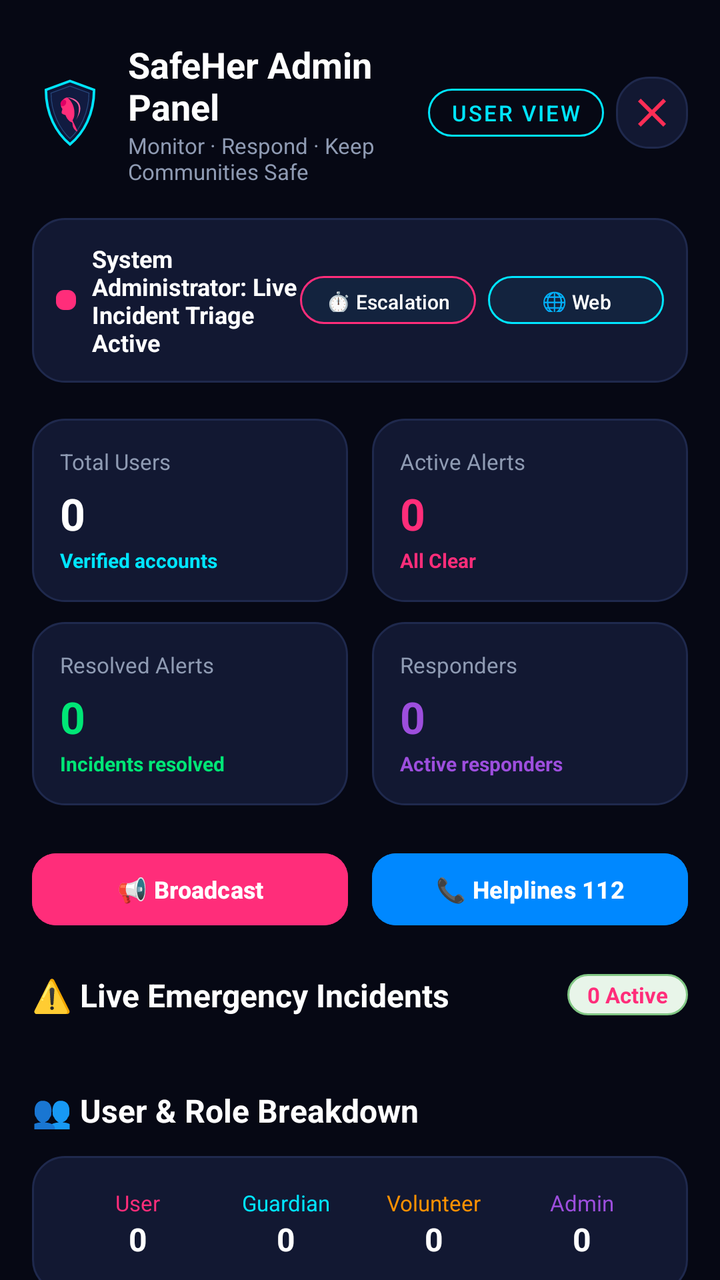
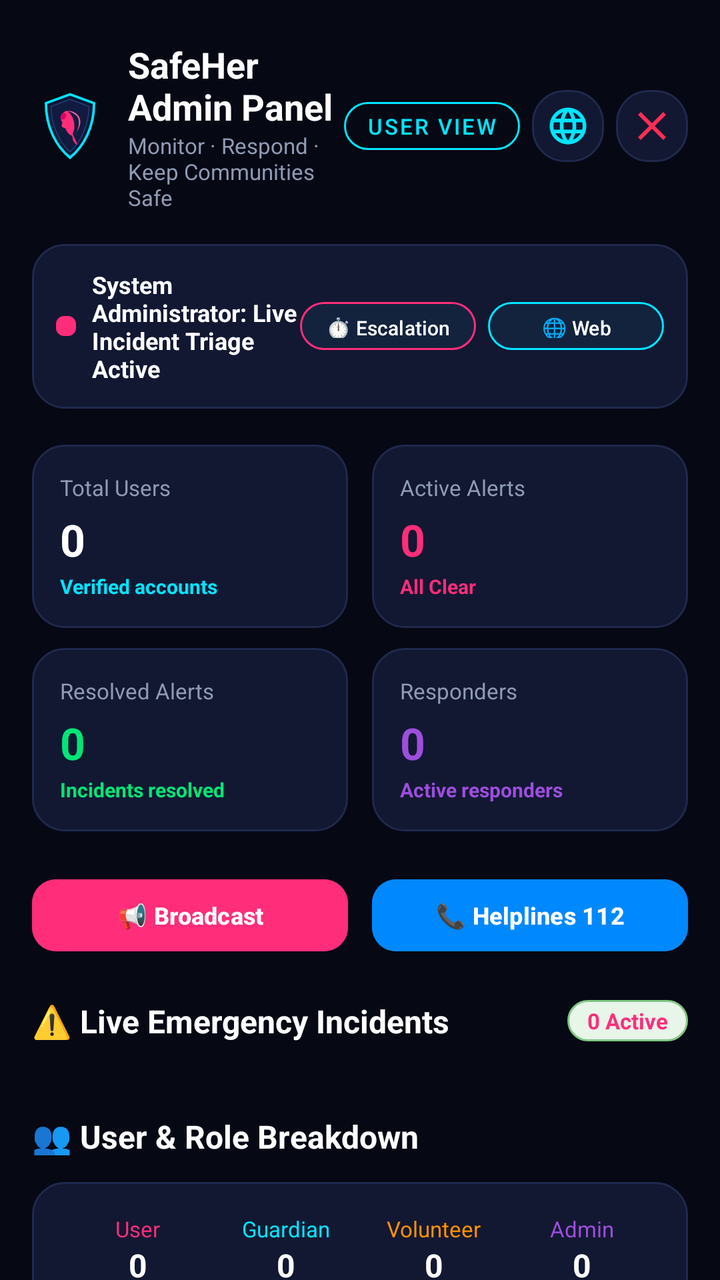

Before-and-after screenshots of an Android layout around one commit, followed by the original layout XML and the change that was made.
<!-- AndroidManifest.xml: application theme Theme.WomenSafety -->
<!-- res/layout/activity_admin_dashboard.xml -->
<?xml version="1.0" encoding="utf-8"?>
<androidx.coordinatorlayout.widget.CoordinatorLayout xmlns:android="http://schemas.android.com/apk/res/android"
    xmlns:app="http://schemas.android.com/apk/res-auto"
    xmlns:tools="http://schemas.android.com/tools"
    android:layout_width="match_parent"
    android:layout_height="match_parent"
    android:background="@color/screen_background_dark">

    <androidx.core.widget.NestedScrollView
        android:layout_width="match_parent"
        android:layout_height="match_parent"
        android:fillViewport="true">

        <LinearLayout
            android:layout_width="match_parent"
            android:layout_height="wrap_content"
            android:orientation="vertical"
            android:paddingHorizontal="16dp"
            android:paddingTop="20dp"
            android:paddingBottom="40dp">

            
            <LinearLayout
                android:layout_width="match_parent"
                android:layout_height="wrap_content"
                android:orientation="horizontal"
                android:gravity="center_vertical"
                android:layout_marginBottom="16dp">

                
                <ImageView
                    android:layout_width="38dp"
                    android:layout_height="38dp"
                    android:src="@drawable/ic_safeher_logo"
                    android:contentDescription="Logo" />

                <LinearLayout
                    android:layout_width="0dp"
                    android:layout_height="wrap_content"
                    android:layout_weight="1"
                    android:orientation="vertical"
                    android:layout_marginStart="10dp">

                    <TextView
                        android:layout_width="wrap_content"
                        android:layout_height="wrap_content"
                        android:text="SafeHer Admin Panel"
                        android:textColor="@color/white"
                        android:textSize="18sp"
                        android:textStyle="bold" />

                    <TextView
                        android:layout_width="wrap_content"
                        android:layout_height="wrap_content"
                        android:text="Monitor · Respond · Keep Communities Safe"
                        android:textColor="@color/text_secondary"
                        android:textSize="11sp" />
                </LinearLayout>

                
                <com.google.android.material.button.MaterialButton
                    android:id="@+id/btnSwitchToUserView"
                    style="@style/Widget.MaterialComponents.Button.OutlinedButton"
                    android:layout_width="wrap_content"
                    android:layout_height="36dp"
                    android:text="User View"
                    android:textSize="11sp"
                    android:textColor="@color/neon_cyan"
                    app:strokeColor="@color/neon_cyan"
                    app:strokeWidth="1dp"
                    app:cornerRadius="18dp"
                    android:paddingHorizontal="10dp"
                    android:layout_marginEnd="6dp" />

                
                <ImageButton
                    android:id="@+id/btnAdminLogout"
                    android:layout_width="36dp"
                    android:layout_height="36dp"
                    android:background="@drawable/bg_dark_card"
                    android:src="@drawable/ic_cancel_neon"
                    android:contentDescription="Logout"
                    app:tint="@color/sos_red" />
            </LinearLayout>

            
            <LinearLayout
                android:layout_width="match_parent"
                android:layout_height="wrap_content"
                android:background="@drawable/bg_dark_card"
                android:padding="12dp"
                android:orientation="horizontal"
                android:gravity="center_vertical"
                android:layout_marginBottom="18dp">

                <View
                    android:layout_width="10dp"
                    android:layout_height="10dp"
                    android:background="@drawable/bg_dot_active"
                    android:layout_marginEnd="8dp" />

                <TextView
                    android:id="@+id/tvAdminWelcome"
                    android:layout_width="0dp"
                    android:layout_height="wrap_content"
                    android:layout_weight="1"
                    android:text="System Administrator: Live Incident Triage Active"
                    android:textColor="@color/white"
                    android:textSize="12sp"
                    android:textStyle="bold" />

                <com.google.android.material.button.MaterialButton
                    android:id="@+id/btnEscalationSettings"
                    android:layout_width="wrap_content"
                    android:layout_height="32dp"
                    android:layout_marginEnd="6dp"
                    android:text="⏱️ Escalation"
                    android:textSize="10sp"
                    android:textColor="@color/white"
                    android:backgroundTint="#13233E"
                    app:strokeColor="@color/neon_pink"
                    app:strokeWidth="1dp"
                    app:cornerRadius="16dp"
                    android:paddingHorizontal="8dp" />

                <com.google.android.material.button.MaterialButton
                    android:id="@+id/btnOpenWebConsole"
                    android:layout_width="wrap_content"
                    android:layout_height="32dp"
                    android:text="🌐 Web"
                    android:textSize="10sp"
                    android:textColor="@color/white"
                    android:backgroundTint="#13233E"
                    app:strokeColor="@color/neon_cyan"
                    app:strokeWidth="1dp"
                    app:cornerRadius="16dp"
                    android:paddingHorizontal="8dp" />

            </LinearLayout>

            
            <GridLayout
                android:layout_width="match_parent"
                android:layout_height="wrap_content"
                android:columnCount="2"
                android:rowCount="2"
                android:alignmentMode="alignMargins"
                android:columnOrderPreserved="false"
                android:layout_marginBottom="20dp">

                
                <LinearLayout
                    android:layout_width="0dp"
                    android:layout_height="wrap_content"
                    android:layout_columnWeight="1"
                    android:layout_marginEnd="6dp"
                    android:layout_marginBottom="10dp"
                    android:background="@drawable/bg_dark_card"
                    android:padding="14dp"
                    android:orientation="vertical">

                    <TextView
                        android:layout_width="wrap_content"
                        android:layout_height="wrap_content"
                        android:text="Total Users"
                        android:textColor="@color/text_secondary"
                        android:textSize="11sp" />

                    <TextView
                        android:id="@+id/tvStatTotalUsers"
                        android:layout_width="wrap_content"
                        android:layout_height="wrap_content"
                        android:text="0"
                        android:textColor="@color/white"
                        android:textSize="22sp"
                        android:textStyle="bold"
                        android:layout_marginTop="4dp" />

                    <TextView
                        android:id="@+id/tvStatTotalUsersSub"
                        android:layout_width="wrap_content"
                        android:layout_height="wrap_content"
                        android:text="Verified accounts"
                        android:textColor="@color/neon_cyan"
                        android:textSize="10sp"
                        android:textStyle="bold"
                        android:layout_marginTop="2dp" />
                </LinearLayout>

                
                <LinearLayout
                    android:layout_width="0dp"
                    android:layout_height="wrap_content"
                    android:layout_columnWeight="1"
                    android:layout_marginStart="6dp"
                    android:layout_marginBottom="10dp"
                    android:background="@drawable/bg_dark_card"
                    android:padding="14dp"
                    android:orientation="vertical">

                    <TextView
                        android:layout_width="wrap_content"
                        android:layout_height="wrap_content"
                        android:text="Active Alerts"
                        android:textColor="@color/text_secondary"
                        android:textSize="11sp" />

                    <TextView
                        android:id="@+id/tvStatActiveAlerts"
                        android:layout_width="wrap_content"
                        android:layout_height="wrap_content"
                        android:text="0"
                        android:textColor="@color/neon_pink"
                        android:textSize="22sp"
                        android:textStyle="bold"
                        android:layout_marginTop="4dp" />

                    <TextView
                        android:id="@+id/tvStatActiveAlertsSub"
                        android:layout_width="wrap_content"
                        android:layout_height="wrap_content"
                        android:text="All Clear"
                        android:textColor="@color/neon_pink"
                        android:textSize="10sp"
                        android:textStyle="bold"
                        android:layout_marginTop="2dp" />
                </LinearLayout>

                
                <LinearLayout
                    android:layout_width="0dp"
                    android:layout_height="wrap_content"
                    android:layout_columnWeight="1"
                    android:layout_marginEnd="6dp"
                    android:background="@drawable/bg_dark_card"
                    android:padding="14dp"
                    android:orientation="vertical">

                    <TextView
                        android:layout_width="wrap_content"
                        android:layout_height="wrap_content"
                        android:text="Resolved Alerts"
                        android:textColor="@color/text_secondary"
                        android:textSize="11sp" />

                    <TextView
                        android:id="@+id/tvStatResolvedAlerts"
                        android:layout_width="wrap_content"
                        android:layout_height="wrap_content"
                        android:text="0"
                        android:textColor="@color/neon_green"
                        android:textSize="22sp"
                        android:textStyle="bold"
                        android:layout_marginTop="4dp" />

                    <TextView
                        android:id="@+id/tvStatResolvedAlertsSub"
                        android:layout_width="wrap_content"
                        android:layout_height="wrap_content"
                        android:text="Incidents resolved"
                        android:textColor="@color/neon_green"
                        android:textSize="10sp"
                        android:textStyle="bold"
                        android:layout_marginTop="2dp" />
                </LinearLayout>

                
                <LinearLayout
                    android:layout_width="0dp"
                    android:layout_height="wrap_content"
                    android:layout_columnWeight="1"
                    android:layout_marginStart="6dp"
                    android:background="@drawable/bg_dark_card"
                    android:padding="14dp"
                    android:orientation="vertical">

                    <TextView
                        android:layout_width="wrap_content"
                        android:layout_height="wrap_content"
                        android:text="Responders"
                        android:textColor="@color/text_secondary"
                        android:textSize="11sp" />

                    <TextView
                        android:id="@+id/tvStatVolunteers"
                        android:layout_width="wrap_content"
                        android:layout_height="wrap_content"
                        android:text="0"
                        android:textColor="@color/neon_purple"
                        android:textSize="22sp"
                        android:textStyle="bold"
                        android:layout_marginTop="4dp" />

                    <TextView
                        android:id="@+id/tvStatVolunteersSub"
                        android:layout_width="wrap_content"
                        android:layout_height="wrap_content"
                        android:text="Active responders"
                        android:textColor="@color/neon_purple"
                        android:textSize="10sp"
                        android:textStyle="bold"
                        android:layout_marginTop="2dp" />
                        android:textStyle="bold"
                        android:layout_marginTop="2dp" />
                </LinearLayout>
            </GridLayout>

            
            <LinearLayout
                android:layout_width="match_parent"
                android:layout_height="wrap_content"
                android:orientation="horizontal"
                android:gravity="center"
                android:layout_marginBottom="20dp">

                <com.google.android.material.button.MaterialButton
                    android:id="@+id/btnBroadcast"
                    android:layout_width="0dp"
                    android:layout_weight="1"
                    android:layout_height="44dp"
                    android:text="📢 Broadcast"
                    android:textSize="12sp"
                    android:textStyle="bold"
                    android:textColor="@color/white"
                    android:backgroundTint="@color/neon_pink"
                    app:cornerRadius="12dp"
                    android:layout_marginEnd="6dp" />

                <com.google.android.material.button.MaterialButton
                    android:id="@+id/btnEmergencyHelplines"
                    android:layout_width="0dp"
                    android:layout_weight="1"
                    android:layout_height="44dp"
                    android:text="📞 Helplines 112"
                    android:textSize="12sp"
                    android:textStyle="bold"
                    android:textColor="@color/white"
                    android:backgroundTint="#0088FF"
                    app:cornerRadius="12dp"
                    android:layout_marginStart="6dp" />
            </LinearLayout>

            
            <LinearLayout
                android:layout_width="match_parent"
                android:layout_height="wrap_content"
                android:orientation="horizontal"
                android:gravity="center_vertical"
                android:layout_marginBottom="12dp">

                <TextView
                    android:layout_width="0dp"
                    android:layout_height="wrap_content"
                    android:layout_weight="1"
                    android:text="⚠️ Live Emergency Incidents"
                    android:textColor="@color/white"
                    android:textSize="16sp"
                    android:textStyle="bold" />

                <TextView
                    android:id="@+id/tvIncidentCountBadge"
                    android:layout_width="wrap_content"
                    android:layout_height="wrap_content"
                    android:text="0 Active"
                    android:textColor="@color/neon_pink"
                    android:textSize="11sp"
                    android:textStyle="bold"
                    android:background="@drawable/bg_status_pill"
                    android:paddingHorizontal="10dp"
                    android:paddingVertical="3dp" />
            </LinearLayout>

            
            <LinearLayout
                android:id="@+id/llIncidentsList"
                android:layout_width="match_parent"
                android:layout_height="wrap_content"
                android:orientation="vertical"
                android:layout_marginBottom="24dp">
                
            </LinearLayout>

            
            <TextView
                android:layout_width="wrap_content"
                android:layout_height="wrap_content"
                android:text="👥 User &amp; Role Breakdown"
                android:textColor="@color/white"
                android:textSize="16sp"
                android:textStyle="bold"
                android:layout_marginBottom="12dp" />

            <LinearLayout
                android:layout_width="match_parent"
                android:layout_height="wrap_content"
                android:orientation="horizontal"
                android:background="@drawable/bg_dark_card"
                android:padding="16dp"
                android:gravity="center"
                android:layout_marginBottom="24dp">

                
                <LinearLayout
                    android:layout_width="0dp"
                    android:layout_height="wrap_content"
                    android:layout_weight="1"
                    android:gravity="center"
                    android:orientation="vertical">
                    <TextView
                        android:layout_width="wrap_content"
                        android:layout_height="wrap_content"
                        android:text="User"
                        android:textColor="@color/neon_pink"
                        android:textSize="11sp" />
                    <TextView
                        android:id="@+id/tvRoleUserCount"
                        android:layout_width="wrap_content"
                        android:layout_height="wrap_content"
                        android:text="0"
                        android:textColor="@color/white"
                        android:textSize="16sp"
                        android:textStyle="bold" />
                </LinearLayout>

                
                <LinearLayout
                    android:layout_width="0dp"
                    android:layout_height="wrap_content"
                    android:layout_weight="1"
                    android:gravity="center"
                    android:orientation="vertical">
                    <TextView
                        android:layout_width="wrap_content"
                        android:layout_height="wrap_content"
                        android:text="Guardian"
                        android:textColor="@color/neon_cyan"
                        android:textSize="11sp" />
                    <TextView
                        android:id="@+id/tvRoleParentCount"
                        android:layout_width="wrap_content"
                        android:layout_height="wrap_content"
                        android:text="0"
                        android:textColor="@color/white"
                        android:textSize="16sp"
                        android:textStyle="bold" />
                </LinearLayout>

                
                <LinearLayout
                    android:layout_width="0dp"
                    android:layout_height="wrap_content"
                    android:layout_weight="1"
                    android:gravity="center"
                    android:orientation="vertical">
                    <TextView
                        android:layout_width="wrap_content"
                        android:layout_height="wrap_content"
                        android:text="Volunteer"
                        android:textColor="@color/neon_orange"
                        android:textSize="11sp" />
                    <TextView
                        android:id="@+id/tvRoleVolunteerCount"
                        android:layout_width="wrap_content"
                        android:layout_height="wrap_content"
                        android:text="0"
                        android:textColor="@color/white"
                        android:textSize="16sp"
                        android:textStyle="bold" />
                </LinearLayout>

                
                <LinearLayout
                    android:layout_width="0dp"
                    android:layout_height="wrap_content"
                    android:layout_weight="1"
                    android:gravity="center"
                    android:orientation="vertical">
                    <TextView
                        android:layout_width="wrap_content"
                        android:layout_height="wrap_content"
                        android:text="Admin"
                        android:textColor="@color/neon_purple"
                        android:textSize="11sp" />
                    <TextView
                        android:id="@+id/tvRoleResponderCount"
                        android:layout_width="wrap_content"
                        android:layout_height="wrap_content"
                        android:text="0"
                        android:textColor="@color/white"
                        android:textSize="16sp"
                        android:textStyle="bold" />
                </LinearLayout>
            </LinearLayout>

            
            <TextView
                android:layout_width="match_parent"
                android:layout_height="wrap_content"
                android:text="SafeHer Emergency Control System · 24/7 Monitoring Active"
                android:textColor="@color/text_muted"
                android:textSize="11sp"
                android:gravity="center" />

        </LinearLayout>
    </androidx.core.widget.NestedScrollView>

</androidx.coordinatorlayout.widget.CoordinatorLayout>
<!-- resources referenced by this layout -->
<resources>
  <color name="neon_cyan">#00E5FF</color>
  <color name="neon_green">#00E676</color>
  <color name="neon_orange">#FF9100</color>
  <color name="neon_pink">#FF2D7A</color>
  <color name="neon_purple">#9D4EDD</color>
  <color name="screen_background_dark">#060814</color>
  <color name="sos_red">#FF2D55</color>
  <color name="text_muted">#5D6882</color>
  <color name="text_secondary">#8F9BB3</color>
  <color name="white">#FFFFFF</color>
  <!-- drawable bg_dark_card (drawable) -->
  <?xml version="1.0" encoding="utf-8"?>
  <shape xmlns:android="http://schemas.android.com/apk/res/android"
      android:shape="rectangle">
      <solid android:color="@color/card_background" />
      <stroke
          android:width="1dp"
          android:color="@color/card_stroke" />
      <corners android:radius="16dp" />
  </shape>
  <!-- drawable bg_dot_active (drawable) -->
  <?xml version="1.0" encoding="utf-8"?>
  <shape xmlns:android="http://schemas.android.com/apk/res/android"
      android:shape="rectangle">
      <solid android:color="@color/primary" />
      <size
          android:width="24dp"
          android:height="8dp" />
      <corners android:radius="4dp" />
  </shape>
  <!-- drawable bg_status_pill (drawable) -->
  <?xml version="1.0" encoding="utf-8"?>
  <shape xmlns:android="http://schemas.android.com/apk/res/android"
      android:shape="rectangle">
      <corners android:radius="20dp" />
      <solid android:color="#E8F5E9" />
      <stroke
          android:width="1dp"
          android:color="#81C784" />
      <padding
          android:left="10dp"
          android:top="4dp"
          android:right="10dp"
          android:bottom="4dp" />
  </shape>
  <!-- drawable ic_cancel_neon (drawable) -->
  <vector xmlns:android="http://schemas.android.com/apk/res/android"
      android:width="24dp"
      android:height="24dp"
      android:viewportWidth="24"
      android:viewportHeight="24">
      <path
          android:fillColor="#FF0055"
          android:pathData="M19,6.41L17.59,5 12,10.59 6.41,5 5,6.41 10.59,12 5,17.59 6.41,19 12,13.41 17.59,19 19,17.59 13.41,12z"/>
  </vector>
  <color name="card_background">#121832</color>
  <color name="card_stroke">#1F294D</color>
  <color name="primary">#FF2D7A</color>
  <color name="primary_variant">#FF1475</color>
  <color name="screen_background">#0A0E21</color>
  <color name="text_primary">#FFFFFF</color>
  <!-- unchanged entries left out for length: 2 -->
</resources>

<!-- the commit's change to res/layout/activity_admin_dashboard.xml (unified diff, before → after) -->
@@ -73,6 +73,20 @@
                     android:layout_marginEnd="6dp" />
 
                 
+                <ImageView
+                    android:id="@+id/btnAdminLanguage"
+                    android:layout_width="36dp"
+                    android:layout_height="36dp"
+                    android:background="@drawable/bg_dark_card"
+                    android:padding="7dp"
+                    android:src="@drawable/ic_language"
+                    app:tint="@color/neon_cyan"
+                    android:contentDescription="Language"
+                    android:layout_marginEnd="6dp"
+                    android:clickable="true"
+                    android:focusable="true" />
+
+                
                 <ImageButton
                     android:id="@+id/btnAdminLogout"
                     android:layout_width="36dp"
<!-- resource entries referenced after the edit -->
@@ -55,6 +55,17 @@
           android:fillColor="#FF0055"
           android:pathData="M19,6.41L17.59,5 12,10.59 6.41,5 5,6.41 10.59,12 5,17.59 6.41,19 12,13.41 17.59,19 19,17.59 13.41,12z"/>
   </vector>
+  <!-- drawable ic_language (drawable) -->
+  <vector xmlns:android="http://schemas.android.com/apk/res/android"
+      android:width="24dp"
+      android:height="24dp"
+      android:viewportWidth="24"
+      android:viewportHeight="24"
+      android:tint="?attr/colorControlNormal">
+    <path
+        android:fillColor="@android:color/white"
+        android:pathData="M11.99,2C6.47,2 2,6.48 2,12s4.47,10 9.99,10C17.52,22 22,17.52 22,12S17.52,2 11.99,2zM18.92,8h-2.95c-0.32,-1.25 -0.78,-2.45 -1.38,-3.56 1.84,0.63 3.37,1.91 4.33,3.56zM12,4.04c0.83,1.2 1.48,2.53 1.91,3.96h-3.82c0.43,-1.43 1.08,-2.76 1.91,-3.96zM4.26,14C4.1,13.36 4,12.69 4,12s0.1,-1.36 0.26,-2h3.38c-0.08,0.66 -0.14,1.32 -0.14,2 0,0.68 0.06,1.34 0.14,2H4.26zM5.08,16h2.95c0.32,1.25 0.78,2.45 1.38,3.56 -1.84,-0.63 -3.37,-1.9 -4.33,-3.56zM8.03,8H5.08c0.96,-1.66 2.49,-2.93 4.33,-3.56C8.81,5.55 8.35,6.75 8.03,8zM12,19.96c-0.83,-1.2 -1.48,-2.53 -1.91,-3.96h3.82c-0.43,1.43 -1.08,2.76 -1.91,3.96zM14.34,14H9.66c-0.09,-0.66 -0.16,-1.32 -0.16,-2 0,-0.68 0.07,-1.35 0.16,-2h4.68c0.09,0.65 0.16,1.32 0.16,2 0,0.68 -0.07,1.34 -0.16,2zM14.59,19.56c0.6,-1.11 1.06,-2.31 1.38,-3.56h2.95c-0.96,1.65 -2.49,2.93 -4.33,3.56zM16.36,14c0.08,-0.66 0.14,-1.32 0.14,-2 0,-0.68 -0.06,-1.34 -0.14,-2h3.38c0.16,0.64 0.26,1.31 0.26,2s-0.1,1.36 -0.26,2h-3.38z"/>
+  </vector>
   <color name="card_background">#121832</color>
   <color name="card_stroke">#1F294D</color>
   <color name="primary">#FF2D7A</color>
